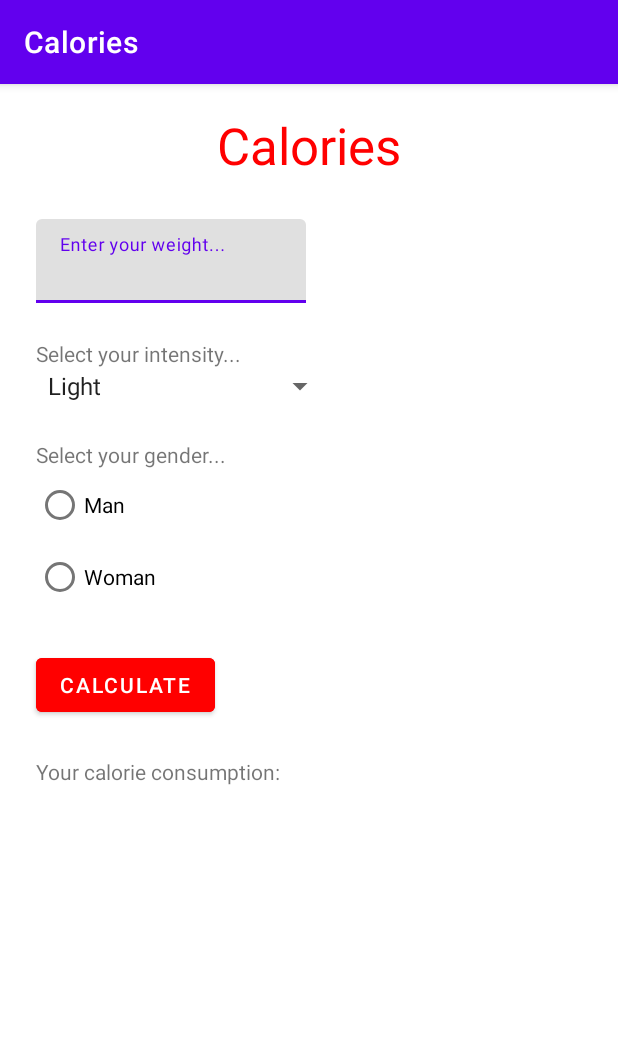
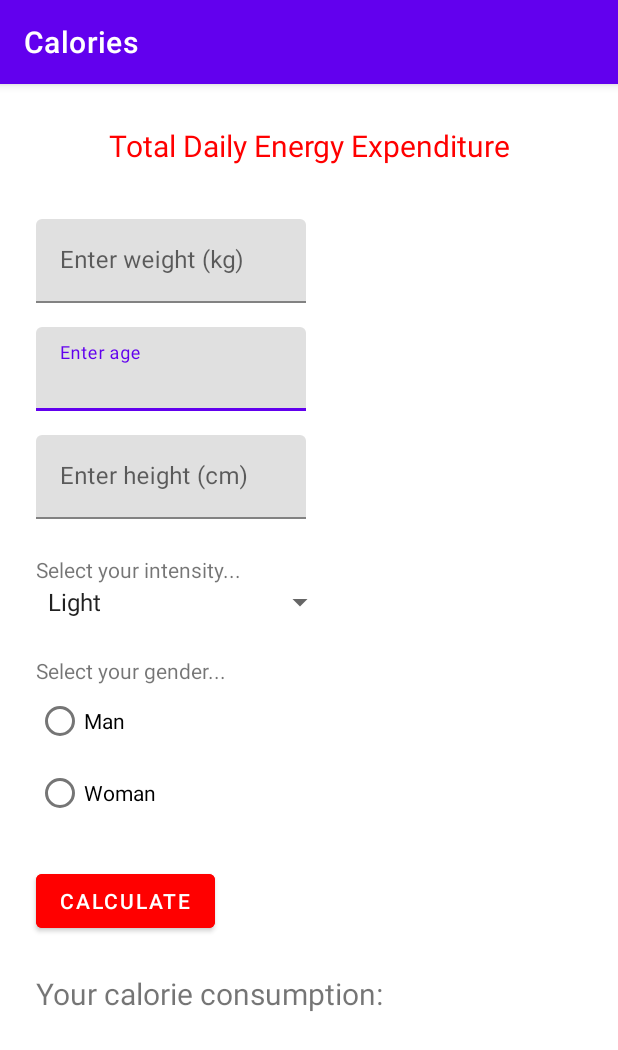
Before and after one commit to 21spo-mobile-project-g8/FitnessApp, an Android app: the CaloriesActivity screen opened directly, with no data from a screen before it, on a phone screen of 412 x 824 dp. Shown: the top 1050 px of the screen. Run offline under Robolectric (Android 15) with nearby library versions, the phone set to English and light mode, and no system bars.

Commit message:
TDEE Calculator valmis
Kalorilaskuri valmis

```diff
--- a/app/src/main/java/com/example/fitnessapp/CaloriesActivity.kt
+++ b/app/src/main/java/com/example/fitnessapp/CaloriesActivity.kt
@@ -4,34 +4,92 @@ import androidx.appcompat.app.AppCompatActivity
 import android.os.Bundle
 import android.view.View
 import android.widget.*
+import com.google.android.material.textfield.TextInputLayout
+
 
 class CaloriesActivity : AppCompatActivity() {
     override fun onCreate(savedInstanceState: Bundle?) {
         super.onCreate(savedInstanceState)
         setContentView(R.layout.activity_calories)
-        //access the items of the list
+
         val intensity = resources.getStringArray(R.array.intensity)
+        val spinner = findViewById<Spinner>(R.id.intensitySpinner)
+        val calculateButton = findViewById<Button>(R.id.calculateButton)
+        val ageInputLayout = findViewById<TextInputLayout>(R.id.etEnterYourAge)
+        val ageInput = ageInputLayout.editText!!
+        val heightInputLayout = findViewById<TextInputLayout>(R.id.etEnterYourHeight)
+        val heightInput = heightInputLayout.editText!!
+        val weightInputLayout = findViewById<TextInputLayout>(R.id.etEnterYourWeight)
+        val weightInput = weightInputLayout.editText!!
 
-        //access the intensitySpinner
-        val spinner = findViewById<Spinner>(R.id.intensitySpinner)
+        val genderRadioGroup = findViewById<RadioGroup>(R.id.genderRadioGroup)
+        val consumptionTextView = findViewById<TextView>(R.id.consumptionTextView)
+
         if (spinner != null) {
-            val adapter = ArrayAdapter(this,
-            android.R.layout.simple_spinner_item, intensity)
+            val adapter = ArrayAdapter(
+                this,
+                android.R.layout.simple_spinner_item, intensity
+            )
             spinner.adapter = adapter
 
             spinner.onItemSelectedListener = object :
-            AdapterView.OnItemSelectedListener {
-                override fun onItemSelected(parent: AdapterView<*>,
-                                            view: View, position: Int, id: Long) {
-                    //Toast what shows picked intensity
-                    Toast.makeText(this@CaloriesActivity,
+                AdapterView.OnItemSelectedListener {
+                override fun onItemSelected(
+                    parent: AdapterView<*>,
+                    view: View, position: Int, id: Long
+                ) {
+                    // Show the selected intensity
+                    Toast.makeText(
+                        this@CaloriesActivity,
                         getString(R.string.selected_intensity) + " " +
-                            "" + intensity[position], Toast.LENGTH_SHORT).show()
+                                "" + intensity[position], Toast.LENGTH_SHORT
+                    ).show()
                 }
+
                 override fun onNothingSelected(parent: AdapterView<*>) {
-                    // write code to perform some action
+                    // Perform some action if needed
                 }
             }
         }
+
+        calculateButton.setOnClickListener {
+            val age = ageInput.text.toString().toDoubleOrNull()
+            val height = heightInput.text.toString().toDoubleOrNull()
+            val weight = weightInput.text.toString().toDoubleOrNull()
+            val gender = when (genderRadioGroup.checkedRadioButtonId) {
+                R.id.manButton -> "male"
+                R.id.womanButton -> "female"
+                else -> null
+            }
+            val activityLevel = spinner.selectedItemPosition
+
+            if (age != null && height != null && weight != null && gender != null) {
+                val bmr = calculateBMR(age, height, weight, gender)
+                val tdee = calculateTDEE(bmr, activityLevel)
+                consumptionTextView.text = "Daily Caloric Needs: ${tdee.toInt()} kcal"
+            } else {
+                Toast.makeText(this, "Please fill in all fields", Toast.LENGTH_SHORT).show()
+            }
+        }
+    }
+
+    private fun calculateBMR(age: Double, height: Double, weight: Double, gender: String): Double {
+        return when (gender) {
+            "male" -> (10 * weight) + (6.25 * height) - (5 * age) + 5
+            "female" -> (10 * weight) + (6.25 * height) - (5 * age) - 161
+            else -> 0.0
+        }
+    }
+
+    private fun calculateTDEE(bmr: Double, activityLevel: Int): Double {
+        val multiplier = when (activityLevel) {
+            0 -> 1.2
+            1 -> 1.375
+            2 -> 1.55
+            3 -> 1.725
+            4 -> 1.9
+            else -> 1.0
+        }
+        return bmr * multiplier
     }
 }
--- a/app/src/main/res/layout/activity_calories.xml
+++ b/app/src/main/res/layout/activity_calories.xml
@@ -12,12 +12,44 @@
         android:layout_height="50dp"
         android:layout_marginTop="16dp"
         android:gravity="center"
-        android:text="Calories"
+        android:text="@string/calories"
         android:textColor="@color/red"
-        android:textSize="34sp"
+        android:textSize="20sp"
         app:layout_constraintEnd_toEndOf="parent"
         app:layout_constraintStart_toStartOf="parent"
         app:layout_constraintTop_toTopOf="parent" />
+
+    <com.google.android.material.textfield.TextInputLayout
+        android:id="@+id/etEnterYourAge"
+        android:layout_width="180dp"
+        android:layout_height="wrap_content"
+        android:layout_marginStart="24dp"
+        android:layout_marginTop="16dp"
+        android:hint="@string/enter_age"
+        app:layout_constraintStart_toStartOf="parent"
+        app:layout_constraintTop_toBottomOf="@+id/etEnterYourWeight">
+
+        <com.google.android.material.textfield.TextInputEditText
+            android:layout_width="match_parent"
+            android:layout_height="wrap_content"
+            android:inputType="number" />
+    </com.google.android.material.textfield.TextInputLayout>
+
+    <com.google.android.material.textfield.TextInputLayout
+        android:id="@+id/etEnterYourHeight"
+        android:layout_width="180dp"
+        android:layout_height="wrap_content"
+        android:layout_marginStart="24dp"
+        android:layout_marginTop="16dp"
+        android:hint="@string/enter_height"
+        app:layout_constraintStart_toStartOf="parent"
+        app:layout_constraintTop_toBottomOf="@+id/etEnterYourAge">
+
+        <com.google.android.material.textfield.TextInputEditText
+            android:layout_width="match_parent"
+            android:layout_height="wrap_content"
+            android:inputType="number" />
+    </com.google.android.material.textfield.TextInputLayout>
 
     <com.google.android.material.textfield.TextInputLayout
         android:id="@+id/etEnterYourWeight"
@@ -79,7 +111,7 @@
         android:layout_marginTop="24dp"
         android:text="@string/select_intensity"
         app:layout_constraintStart_toStartOf="parent"
-        app:layout_constraintTop_toBottomOf="@+id/etEnterYourWeight" />
+        app:layout_constraintTop_toBottomOf="@+id/etEnterYourHeight" />
 
     <TextView
         android:id="@+id/genderTextView"
@@ -98,7 +130,7 @@
         android:layout_marginStart="24dp"
         android:layout_marginTop="24dp"
         android:backgroundTint="@color/red"
-        android:text="Calculate"
+        android:text="@string/calculate"
         app:layout_constraintStart_toStartOf="parent"
         app:layout_constraintTop_toBottomOf="@+id/genderRadioGroup" />
 
@@ -109,8 +141,7 @@
         android:layout_marginStart="24dp"
         android:layout_marginTop="24dp"
         android:text="@string/consumption"
+        android:textSize="20sp"
         app:layout_constraintStart_toStartOf="parent"
         app:layout_constraintTop_toBottomOf="@+id/calculateButton" />
-
-
 </androidx.constraintlayout.widget.ConstraintLayout>
--- a/app/src/main/res/values/strings.xml
+++ b/app/src/main/res/values/strings.xml
@@ -1,4 +1,9 @@
 <resources>
+
+    <string name="enter_age">Enter age</string>
+    <string name="enter_height">Enter height (cm)</string>
+    <string name="enter_weight">Enter weight (kg)</string>
+
     <string name="app_name">FitnessApp</string>
     <string name="title_activity_calories">Calories</string>
     <string name="title_activity_exercise">Exercise</string>
@@ -14,7 +19,6 @@
     <string name="hello_first_fragment">Hello first fragment</string>
     <string name="hello_second_fragment">Hello second fragment. Arg: %1$s</string>
 
-    <string name="enter_weight">Enter your weight...</string>
     <string name="selected_intensity">Selected intensity:</string>
     <string name="select_intensity">Select your intensity...</string>
     <string-array name="intensity">
@@ -29,4 +33,6 @@
     <string name="man">Man</string>
     <string name="woman">Woman</string>
     <string name="consumption">Your calorie consumption:</string>
+    <string name="calculate">Calculate</string>
+    <string name="calories">Total Daily Energy Expenditure</string>
 </resources>
```
